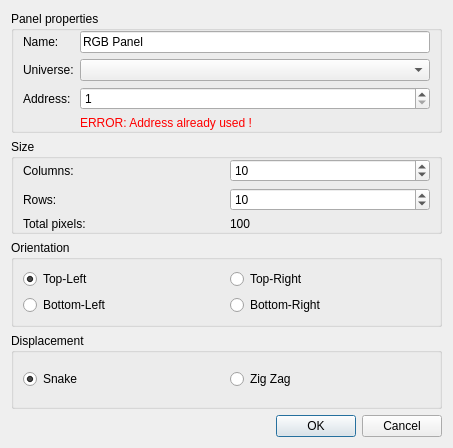
mcallegari/qlcplus, file ui/src/addrgbpanel.ui: the form before one commit.
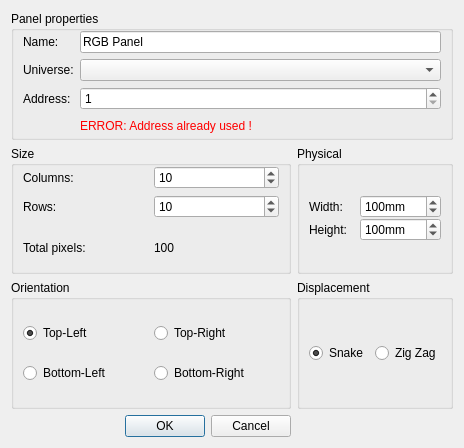
The form after the commit. Icons and pictures are not drawn.

Commit message: RGBPanel: it is now possible to define the panel physical dimensions

The edit to the form file:
```diff
--- a/ui/src/addrgbpanel.ui
+++ b/ui/src/addrgbpanel.ui
@@ -6,7 +6,7 @@
    <rect>
     <x>0</x>
     <y>0</y>
-    <width>453</width>
+    <width>464</width>
     <height>448</height>
    </rect>
   </property>
@@ -17,75 +17,8 @@
    <iconset resource="qlcui.qrc">
     <normaloff>:/rgbpanel.png</normaloff>:/rgbpanel.png</iconset>
   </property>
-  <layout class="QVBoxLayout" name="verticalLayout">
-   <item>
-    <widget class="QGroupBox" name="groupBox">
-     <property name="title">
-      <string>Panel properties</string>
-     </property>
-     <layout class="QVBoxLayout" name="verticalLayout_2">
-      <property name="topMargin">
-       <number>0</number>
-      </property>
-      <property name="bottomMargin">
-       <number>0</number>
-      </property>
-      <item>
-       <layout class="QGridLayout" name="gridLayout">
-        <item row="1" column="0">
-         <widget class="QLabel" name="label_2">
-          <property name="text">
-           <string>Universe:</string>
-          </property>
-         </widget>
-        </item>
-        <item row="0" column="1">
-         <widget class="QLineEdit" name="m_nameEdit">
-          <property name="text">
-           <string>RGB Panel</string>
-          </property>
-         </widget>
-        </item>
-        <item row="0" column="0">
-         <widget class="QLabel" name="label">
-          <property name="text">
-           <string>Name:</string>
-          </property>
-         </widget>
-        </item>
-        <item row="1" column="1">
-         <widget class="QComboBox" name="m_uniCombo"/>
-        </item>
-        <item row="2" column="0">
-         <widget class="QLabel" name="label_6">
-          <property name="text">
-           <string>Address:</string>
-          </property>
-         </widget>
-        </item>
-        <item row="2" column="1">
-         <widget class="QSpinBox" name="m_addressSpin">
-          <property name="minimum">
-           <number>1</number>
-          </property>
-          <property name="maximum">
-           <number>511</number>
-          </property>
-         </widget>
-        </item>
-        <item row="3" column="1">
-         <widget class="QLabel" name="m_addrErrorLabel">
-          <property name="text">
-           <string>&lt;html&gt;&lt;head/&gt;&lt;body&gt;&lt;p&gt;&lt;span style=&quot; color:#ff0000;&quot;&gt;ERROR: Address already used !&lt;/span&gt;&lt;/p&gt;&lt;/body&gt;&lt;/html&gt;</string>
-          </property>
-         </widget>
-        </item>
-       </layout>
-      </item>
-     </layout>
-    </widget>
-   </item>
-   <item>
+  <layout class="QGridLayout" name="gridLayout_4">
+   <item row="1" column="0">
     <widget class="QGroupBox" name="groupBox_2">
      <property name="title">
       <string>Size</string>
@@ -152,7 +85,7 @@
      </layout>
     </widget>
    </item>
-   <item>
+   <item row="2" column="0">
     <widget class="QGroupBox" name="groupBox_4">
      <property name="title">
       <string>Orientation</string>
@@ -192,7 +125,152 @@
      </layout>
     </widget>
    </item>
-   <item>
+   <item row="4" column="0">
+    <widget class="QDialogButtonBox" name="buttonBox">
+     <property name="orientation">
+      <enum>Qt::Horizontal</enum>
+     </property>
+     <property name="standardButtons">
+      <set>QDialogButtonBox::Cancel|QDialogButtonBox::Ok</set>
+     </property>
+    </widget>
+   </item>
+   <item row="1" column="1">
+    <widget class="QGroupBox" name="groupBox_5">
+     <property name="title">
+      <string>Physical</string>
+     </property>
+     <layout class="QVBoxLayout" name="verticalLayout">
+      <property name="topMargin">
+       <number>0</number>
+      </property>
+      <property name="bottomMargin">
+       <number>0</number>
+      </property>
+      <item>
+       <layout class="QGridLayout" name="gridLayout_5">
+        <property name="verticalSpacing">
+         <number>0</number>
+        </property>
+        <item row="0" column="0">
+         <widget class="QLabel" name="label_7">
+          <property name="text">
+           <string>Width:</string>
+          </property>
+         </widget>
+        </item>
+        <item row="0" column="1">
+         <widget class="QSpinBox" name="m_phyWidthSpin">
+          <property name="suffix">
+           <string>mm</string>
+          </property>
+          <property name="minimum">
+           <number>1</number>
+          </property>
+          <property name="maximum">
+           <number>99999</number>
+          </property>
+          <property name="value">
+           <number>100</number>
+          </property>
+         </widget>
+        </item>
+        <item row="1" column="0">
+         <widget class="QLabel" name="label_8">
+          <property name="text">
+           <string>Height:</string>
+          </property>
+         </widget>
+        </item>
+        <item row="1" column="1">
+         <widget class="QSpinBox" name="m_phyHeightSpin">
+          <property name="suffix">
+           <string>mm</string>
+          </property>
+          <property name="minimum">
+           <number>1</number>
+          </property>
+          <property name="maximum">
+           <number>99999</number>
+          </property>
+          <property name="value">
+           <number>100</number>
+          </property>
+         </widget>
+        </item>
+       </layout>
+      </item>
+     </layout>
+    </widget>
+   </item>
+   <item row="0" column="0" colspan="2">
+    <widget class="QGroupBox" name="groupBox">
+     <property name="title">
+      <string>Panel properties</string>
+     </property>
+     <layout class="QVBoxLayout" name="verticalLayout_2">
+      <property name="topMargin">
+       <number>0</number>
+      </property>
+      <property name="bottomMargin">
+       <number>0</number>
+      </property>
+      <item>
+       <layout class="QGridLayout" name="gridLayout">
+        <item row="1" column="0">
+         <widget class="QLabel" name="label_2">
+          <property name="text">
+           <string>Universe:</string>
+          </property>
+         </widget>
+        </item>
+        <item row="0" column="1">
+         <widget class="QLineEdit" name="m_nameEdit">
+          <property name="text">
+           <string>RGB Panel</string>
+          </property>
+         </widget>
+        </item>
+        <item row="0" column="0">
+         <widget class="QLabel" name="label">
+          <property name="text">
+           <string>Name:</string>
+          </property>
+         </widget>
+        </item>
+        <item row="1" column="1">
+         <widget class="QComboBox" name="m_uniCombo"/>
+        </item>
+        <item row="2" column="0">
+         <widget class="QLabel" name="label_6">
+          <property name="text">
+           <string>Address:</string>
+          </property>
+         </widget>
+        </item>
+        <item row="2" column="1">
+         <widget class="QSpinBox" name="m_addressSpin">
+          <property name="minimum">
+           <number>1</number>
+          </property>
+          <property name="maximum">
+           <number>511</number>
+          </property>
+         </widget>
+        </item>
+        <item row="3" column="1">
+         <widget class="QLabel" name="m_addrErrorLabel">
+          <property name="text">
+           <string>&lt;html&gt;&lt;head/&gt;&lt;body&gt;&lt;p&gt;&lt;span style=&quot; color:#ff0000;&quot;&gt;ERROR: Address already used !&lt;/span&gt;&lt;/p&gt;&lt;/body&gt;&lt;/html&gt;</string>
+          </property>
+         </widget>
+        </item>
+       </layout>
+      </item>
+     </layout>
+    </widget>
+   </item>
+   <item row="2" column="1">
     <widget class="QGroupBox" name="groupBox_3">
      <property name="title">
       <string>Displacement</string>
@@ -218,16 +296,6 @@
      </layout>
     </widget>
    </item>
-   <item>
-    <widget class="QDialogButtonBox" name="buttonBox">
-     <property name="orientation">
-      <enum>Qt::Horizontal</enum>
-     </property>
-     <property name="standardButtons">
-      <set>QDialogButtonBox::Cancel|QDialogButtonBox::Ok</set>
-     </property>
-    </widget>
-   </item>
   </layout>
  </widget>
  <resources>
```
The commit also changes 5 other files.
